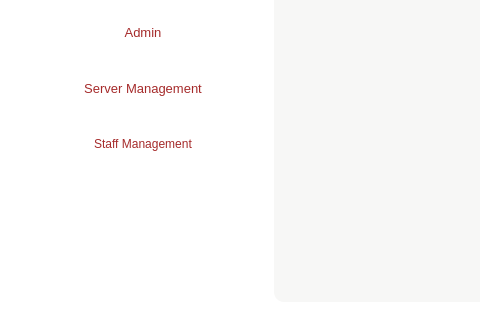
Before: the Qt Designer form dyner.ui in Anmol-A-jain/Dyner, drawn with Qt 5; both pictures show x 0 to 480 and y 264 to 584 of the 885 by 584 pixel window.
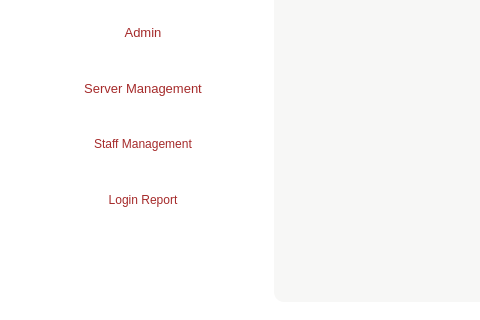
After: the same form once the commit is applied. Icons and pictures are not drawn.

Commit message:
staff and login
staff add dob and doj

ready login report

```diff
--- a/dyner.ui
+++ b/dyner.ui
@@ -332,6 +332,25 @@
               </property>
              </widget>
             </item>
+            <item>
+             <widget class="QPushButton" name="parentButtonlogin">
+              <property name="minimumSize">
+               <size>
+                <width>0</width>
+                <height>50</height>
+               </size>
+              </property>
+              <property name="styleSheet">
+               <string notr="true">border-radius: 10px;
+color : brown;
+border-image: url(:/img/img/ButtonBackground.jpg);
+</string>
+              </property>
+              <property name="text">
+               <string>Login Report</string>
+              </property>
+             </widget>
+            </item>
             <item>
              <spacer name="verticalSpacer">
               <property name="orientation">
```
The commit also changes 52 other files.
